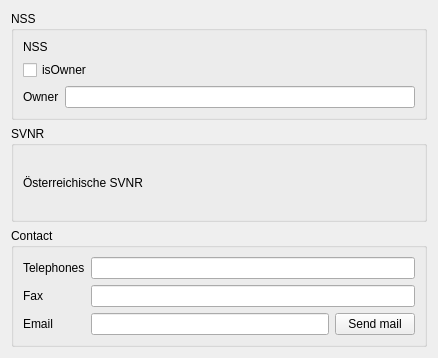
The window that global_resources/forms/subforms/generic/fullidentity/ui/xx/identity.ui (FreeHealth/freehealth) describes before a commit, drawn with Qt 5.
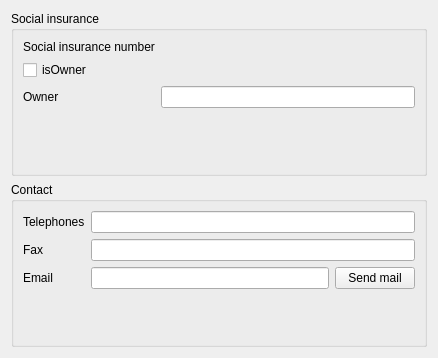
The same window after the commit.

Commit message: * restoring original without Austrian social insurance widget * layout improvements * some widgets renamed as far as possible to not break any database storage.

```diff
--- a/global_resources/forms/subforms/generic/fullidentity/ui/xx/identity.ui
+++ b/global_resources/forms/subforms/generic/fullidentity/ui/xx/identity.ui
@@ -20,13 +20,16 @@
    <item row="1" column="0">
     <widget class="QGroupBox" name="frenchGroup">
      <property name="title">
-      <string>NSS</string>
+      <string>Social insurance</string>
      </property>
      <layout class="QFormLayout" name="formLayout">
+      <property name="fieldGrowthPolicy">
+       <enum>QFormLayout::AllNonFixedFieldsGrow</enum>
+      </property>
       <item row="0" column="0">
        <widget class="QLabel" name="nssLabel">
         <property name="text">
-         <string>NSS</string>
+         <string>Social insurance number</string>
         </property>
        </widget>
       </item>
@@ -56,7 +59,7 @@
      </layout>
     </widget>
    </item>
-   <item row="3" column="0">
+   <item row="2" column="0">
     <widget class="QGroupBox" name="contactGroup">
      <property name="title">
       <string>Contact</string>
@@ -106,25 +109,6 @@
      </layout>
     </widget>
    </item>
-   <item row="2" column="0">
-    <widget class="QGroupBox" name="austrianGroup">
-     <property name="title">
-      <string>SVNR</string>
-     </property>
-     <layout class="QGridLayout" name="gridLayout">
-      <item row="0" column="0">
-       <widget class="QLabel" name="svnrLabel">
-        <property name="text">
-         <string>Österreichische SVNR</string>
-        </property>
-       </widget>
-      </item>
-      <item row="0" column="1">
-       <layout class="QHBoxLayout" name="svnrLayout"/>
-      </item>
-     </layout>
-    </widget>
-   </item>
   </layout>
  </widget>
  <resources/>
```
Left out of the diff: 46 changed lines with no effect on the pictures.
